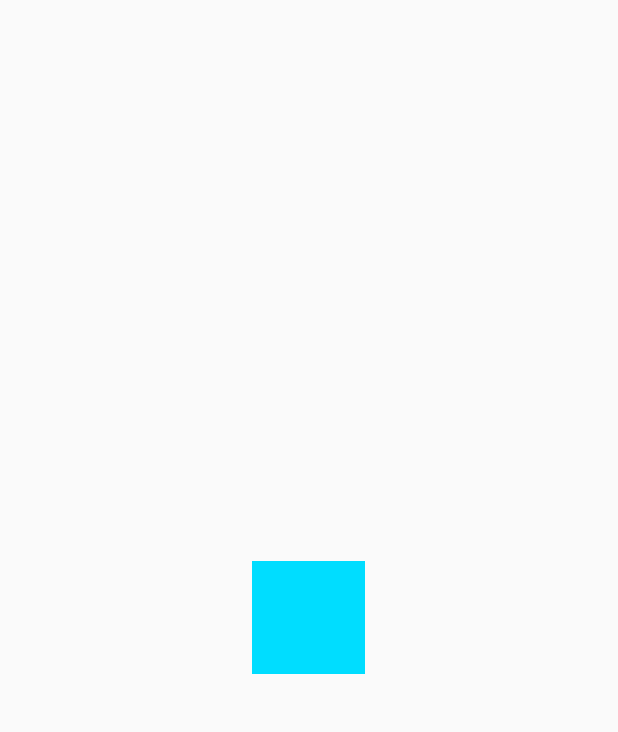
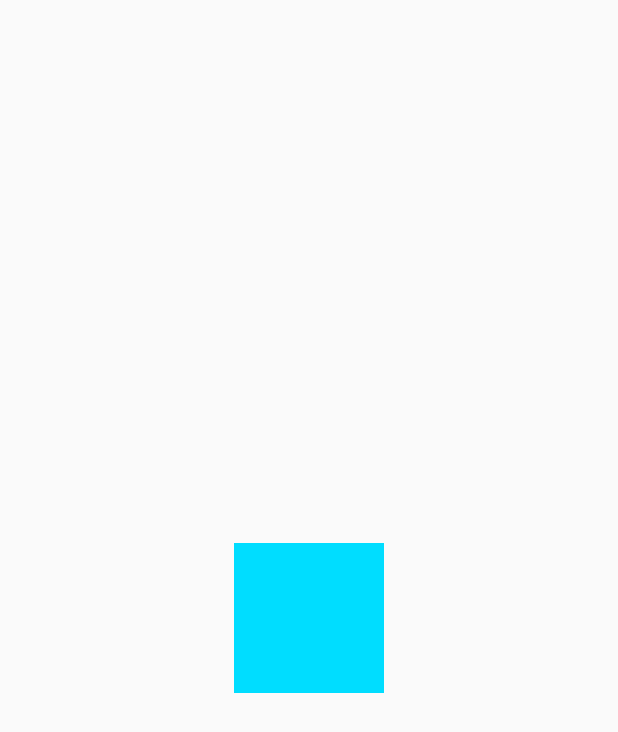
Before and after one commit to mihhailalijev/Kotlinthings, an Android app: the layout photo_cell_layout.xml on its own in the app's theme, with its tools: preview values and no code run, on a phone screen of 412 x 824 dp. Shown: the top 732 px of the screen. Run offline under Robolectric (Android 15) with nearby library versions, the phone set to English and light mode, and no system bars.

Commit message:
worked on the grid size, increased cell size + increased user's name

```diff
--- a/app/src/main/res/layout/activity_gallery.xml
+++ b/app/src/main/res/layout/activity_gallery.xml
@@ -19,7 +19,7 @@
 
         <androidx.constraintlayout.widget.ConstraintLayout
             android:layout_width="wrap_content"
-            android:layout_height="wrap_content"
+            android:layout_height="match_parent"
             android:layout_marginStart="16dp"
             app:layout_constraintBottom_toBottomOf="parent"
             app:layout_constraintStart_toEndOf="@+id/cardView"
@@ -31,7 +31,7 @@
                 android:layout_height="wrap_content"
                 android:text="TextView"
                 android:textColor="#FFFFFF"
-                android:textSize="18sp"
+                android:textSize="24sp"
                 android:textStyle="bold"
                 app:layout_constraintBottom_toBottomOf="parent"
                 app:layout_constraintStart_toStartOf="parent"
@@ -43,7 +43,7 @@
                 android:layout_height="wrap_content"
                 android:text="TextView"
                 android:textColor="#FFFFFF"
-                android:textSize="18sp"
+                android:textSize="24sp"
                 android:textStyle="bold"
                 app:layout_constraintBottom_toTopOf="@+id/lastNameView"
                 app:layout_constraintStart_toStartOf="parent"
--- a/app/src/main/res/layout/photo_cell_layout.xml
+++ b/app/src/main/res/layout/photo_cell_layout.xml
@@ -8,12 +8,9 @@
 
     <ImageView
         android:id="@+id/galleryPhotoCell"
-        android:layout_width="75dp"
-        android:layout_height="75dp"
-        android:layout_margin="10dp"
-
+        android:layout_width="100dp"
+        android:layout_height="100dp"
         android:orientation="vertical"
-
         app:srcCompat="@android:color/holo_blue_bright" />
 
 </FrameLayout>
```
